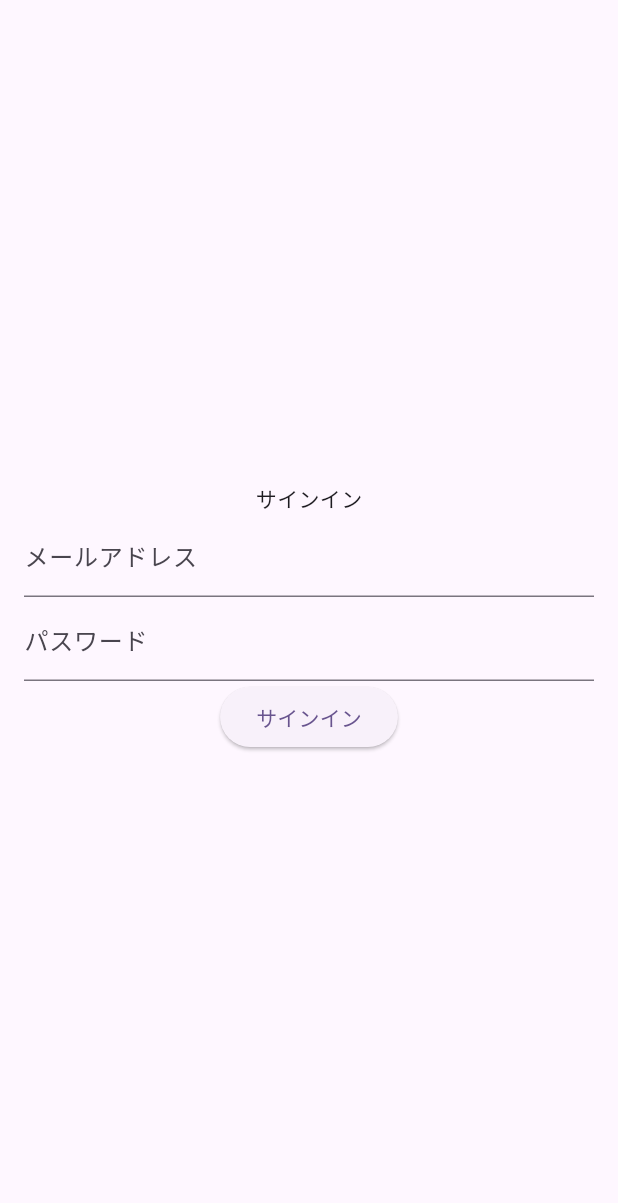
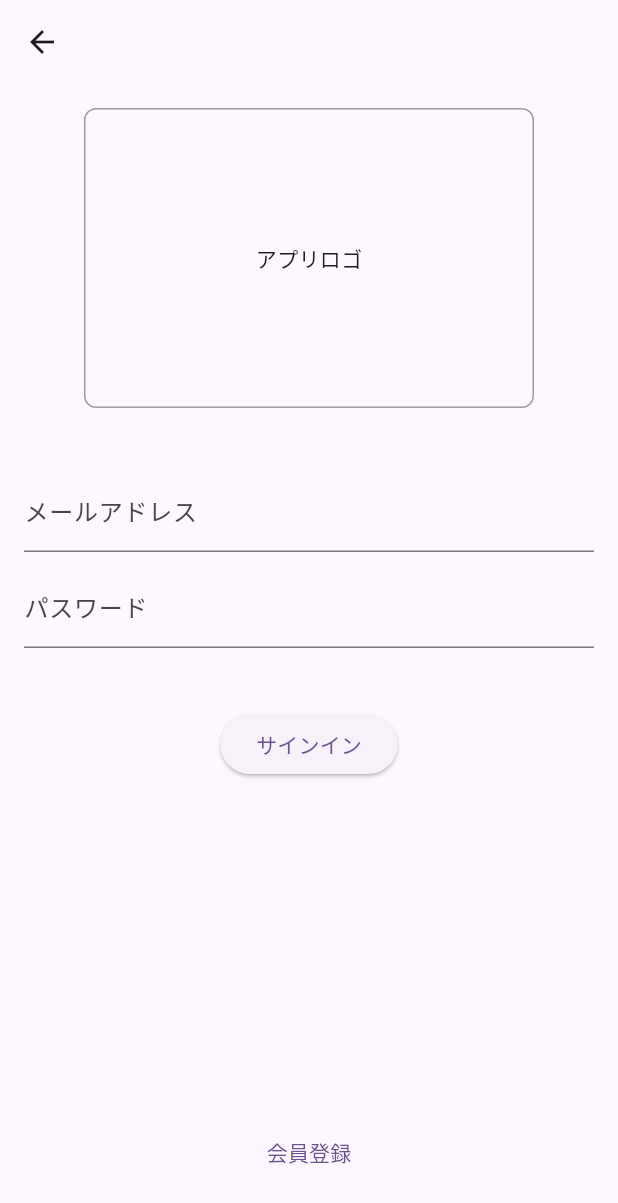
Before and after one commit to anabebe1020/sample_flutter_ai, a Flutter app: the screen it shows after launch, after a tap on "スキップ", on a phone screen of 412 x 824 dp. Shown: the top 1203 px of the screen. Run offline on Flutter 3.47's test engine with Material 3 defaults, Android fonts, the phone set to English and light mode, and no system bars; our stand-ins replace firebase_auth, firebase_core, flutter_animate, flutter_hooks, freezed_annotation, google_fonts and 1 more; accounts and stored records are empty.

Commit message:
fix, sign-in & sign-out

```diff
--- a/lib/features/auth/provider/authentication_provider.dart
+++ b/lib/features/auth/provider/authentication_provider.dart
@@ -24,10 +24,11 @@ class _AuthenticationNotifier extends StateNotifier<AuthenticationState> {
         );
       }
       // サインイン
-      await FirebaseAuth.instance.signInWithEmailAndPassword(
+      final credential = await FirebaseAuth.instance.signInWithEmailAndPassword(
         email: email,
         password: password,
       );
+      print(credential.user);
     } finally {
       state = state.copyWith(isLoading: false);
     }
--- a/lib/features/auth/view/gate.dart
+++ b/lib/features/auth/view/gate.dart
@@ -1,5 +1,6 @@
 import 'package:flutter/material.dart';
 import 'package:flutter_ai/features/auth/provider/auth_state_provider.dart';
+import 'package:flutter_ai/features/auth/view/signed_in.dart';
 import 'package:flutter_ai/features/welcome/view/page.dart';
 import 'package:google_fonts/google_fonts.dart';
 import 'package:hooks_riverpod/hooks_riverpod.dart';
@@ -22,9 +23,9 @@ class AuthGate extends ConsumerWidget {
       home: authState.when(
         data: (user) {
           if (user != null) {
-            return Text('Logged in as ${user.email}');
+            return const SignedInRoot();
           } else {
-            return WelcomePage();
+            return const WelcomePage();
           }
         },
         loading: () => const CircularProgressIndicator(),
--- a/lib/features/auth/view/sign_in_page.dart
+++ b/lib/features/auth/view/sign_in_page.dart
@@ -1,4 +1,5 @@
 import 'package:flutter/material.dart';
+import 'package:flutter_ai/core/utils/error_handler.dart';
 import 'package:flutter_ai/features/auth/provider/authentication_provider.dart';
 import 'package:flutter_hooks/flutter_hooks.dart';
 import 'package:hooks_riverpod/hooks_riverpod.dart';
@@ -8,36 +9,62 @@ class SignInPage extends HookConsumerWidget {
 
   @override
   Widget build(BuildContext context, WidgetRef ref) {
+    final errorHandler = useErrorHandler();
     final state = ref.watch(authenticationProvider);
     final notifier = ref.read(authenticationProvider.notifier);
     final emailController = useTextEditingController();
     final passwordController = useTextEditingController();
 
     return Scaffold(
+      appBar: AppBar(
+        // title: const Text('サインイン'),
+      ),
       body: Container(
-        padding: const EdgeInsets.all(16.0),
+        padding: const EdgeInsets.fromLTRB(16.0, 16.0, 16.0, 32.0),
         alignment: Alignment.center,
         child: Column(
+          mainAxisAlignment: MainAxisAlignment.spaceBetween,
+          children: <Widget>[
+            // メインコンテンツ
+            Column(
               mainAxisAlignment: MainAxisAlignment.center,
+              spacing: 8.0,
               children: <Widget>[
-            Text('サインイン'),
+                // アプリロゴ
+                Container(
+                  alignment: Alignment.center,
+                  height: 200,
+                  width: 300,
+                  decoration: BoxDecoration(
+                    border: Border.all(color: Colors.grey),
+                    borderRadius: BorderRadius.circular(8.0),
+                  ),
+                  child: Text('アプリロゴ'),
+                ),
+                const SizedBox(height: 24.0),
+                // 入力フィールド
                 TextField(
                   controller: emailController,
                   decoration: InputDecoration(labelText: 'メールアドレス'),
                 ),
+                // 入力フィールド
                 TextField(
                   controller: passwordController,
                   decoration: InputDecoration(labelText: 'パスワード'),
                   obscureText: true,
                 ),
+                const SizedBox(height: 24.0),
+                // サインインボタン
                 ElevatedButton(
                   onPressed: () async {
-                print(emailController.text);
-                print(passwordController.text);
+                    try {
                       await notifier.signIn(
                         emailController.text,
                         passwordController.text,
                       );
+                    } catch (e) {
+                      errorHandler.call(e);
+                    }
                   },
                   child: Row(
                     mainAxisAlignment: MainAxisAlignment.center,
@@ -51,6 +78,20 @@ class SignInPage extends HookConsumerWidget {
                 ),
               ],
             ),
+            // サブコンテンツ
+            Column(
+              children: [
+                // 会員登録
+                TextButton(
+                  onPressed: () {
+                    // 会員登録画面に遷移
+                  },
+                  child: Text('会員登録'),
+                ),
+              ],
+            ),
+          ],
+        ),
       ),
     );
   }
--- a/pubspec.yaml
+++ b/pubspec.yaml
@@ -14,6 +14,7 @@ dependencies:
   cupertino_icons: ^1.0.8
   firebase_auth: ^6.0.1
   firebase_core: ^4.0.0
+  firebase_ui_auth: ^3.0.0
   flutter_animate: ^4.5.2
   flutter_hooks: ^0.21.3
   freezed_annotation: ^3.1.0
```
Also changed, not shown: lib/features/auth/view/sign_up.dart (added, +10 -0 lines), lib/features/auth/view/signed_in.dart (+20 -2 lines), pubspec.lock, 7 other files. Lines whose indentation alone changed are shown as unchanged.
